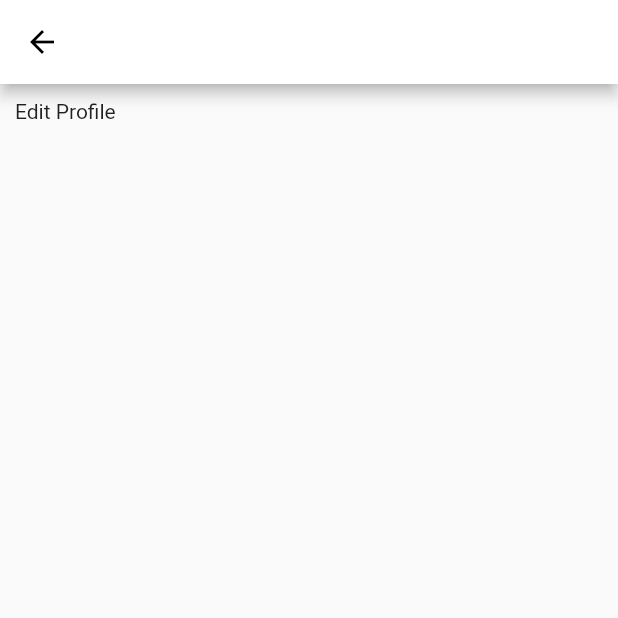
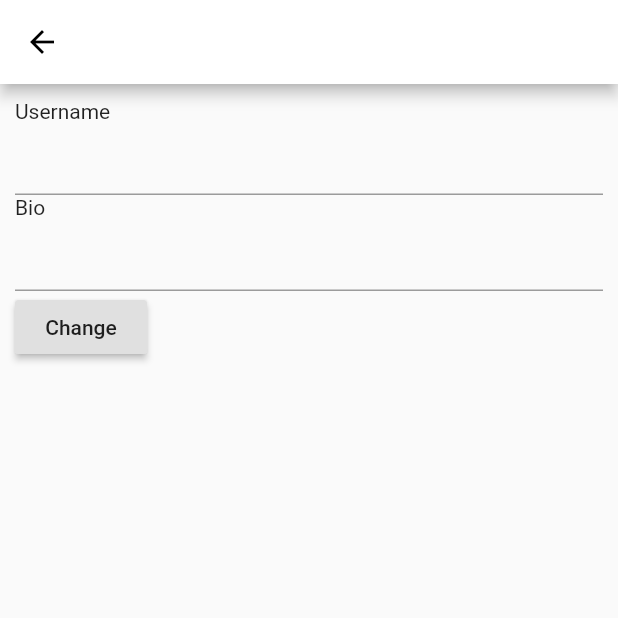
Before and after one commit to juandavinlie/overflow, a Flutter app: the Personal screen opened directly, after a tap on the "settings" icon, on a phone screen of 412 x 824 dp, the top half of it. Run offline on Flutter 3.47's test engine with Material 2 defaults, Android fonts, the phone set to English and light mode, and no system bars; our stand-ins replace cloud_firestore, firebase_auth, flutter_spinkit; missing offline and left inert: country_state_city_picker, flutter_country_picker; accounts and stored records are empty.

Commit message:
edit profile works

```diff
--- a/lib/models/post.dart
+++ b/lib/models/post.dart
@@ -4,6 +4,7 @@ class Post {
   String content;
   User creator;
   String postId;
+  String time;
 
-  Post({ this.content, this.creator, this.postId});
+  Post({ this.content, this.creator, this.postId, this.time});
 }
--- a/lib/models/user.dart
+++ b/lib/models/user.dart
@@ -1,8 +1,17 @@
 class User {
   final String uid;
-  final String username;
-  final String country;
-  final String state;
+  String username;
+  String country;
+  String state;
+  String bio;
 
-  User({ this.uid, this.username, this.country, this.state });
+  User({ this.uid, this.username, this.country, this.state, this.bio });
+
+  void setUsername(String username) {
+    this.username = username;
+  }
+
+  void setBio(String bio) {
+    this.bio = bio;
+  }
 }
--- a/lib/screens/pages/edit_profile.dart
+++ b/lib/screens/pages/edit_profile.dart
@@ -1,11 +1,18 @@
 import 'package:flutter/material.dart';
+import 'package:overflow/screens/shared/constants.dart';
+import 'package:overflow/services/database.dart';
 
 class EditProfile extends StatefulWidget {
+
   @override
   _EditProfileState createState() => _EditProfileState();
 }
 
 class _EditProfileState extends State<EditProfile> {
+
+  String newUsername = currentUser.username;
+  String newBio = currentUser.bio;
+
   @override
   Widget build(BuildContext context) {
     return Scaffold(
@@ -15,7 +22,32 @@ class _EditProfileState extends State<EditProfile> {
       ),
       body: Padding(
         padding: EdgeInsets.fromLTRB(10, 10, 10, 0),
-        child: Text('Edit Profile'),
+        child: Column(
+          crossAxisAlignment: CrossAxisAlignment.start,
+          children: <Widget>[
+            Text("Username"),
+            TextFormField(
+              initialValue: currentUser.username,
+              onChanged: (val) {
+                newUsername = val;
+              },
+            ),
+            Text("Bio"),
+            TextFormField(
+              initialValue: currentUser.bio,
+              onChanged: (val) {
+                newBio = val;
+              },
+            ),
+            RaisedButton(child: Text("Change"), onPressed: () async {
+              currentUser.setUsername(newUsername);
+              currentUser.setBio(newBio);
+              await DatabaseService(uid: currentUser.uid).updateUser(currentUser);
+              DatabaseService(uid: currentUser.uid).updateUsernameOfPosts(currentUser.username);
+              Navigator.pop(context);
+            },),
+          ],
+        ),
       ),
     );
   }
--- a/lib/screens/pages/post_card.dart
+++ b/lib/screens/pages/post_card.dart
@@ -57,7 +57,7 @@ class _PostCardState extends State<PostCard> {
                         ),
                         SizedBox(height: 5),
                         Text(
-                          widget.post.creator.username,
+                          widget.post.time.substring(0,16),
                           style: TextStyle(
                             color: Colors.grey[600],
                             letterSpacing: 2,
--- a/lib/screens/pages/profile.dart
+++ b/lib/screens/pages/profile.dart
@@ -7,6 +7,13 @@ class Profile extends StatefulWidget {
 }
 
 class _ProfileState extends State<Profile> {
+
+  void refreshProfilePage() {
+    setState(() {
+
+    });
+  }
+
   @override
   Widget build(BuildContext context) {
     return Container(
@@ -48,7 +55,7 @@ class _ProfileState extends State<Profile> {
                                       CrossAxisAlignment.start,
                                   children: [
                                     Text(
-                                      'Name',
+                                      'Username',
                                       style: TextStyle(
                                         fontWeight: FontWeight.bold,
                                         fontSize: 16,
@@ -251,15 +258,7 @@ class _ProfileState extends State<Profile> {
           ),
           SizedBox(height: 15),
           Text(
-            'Bio',
-            style: TextStyle(
-              fontWeight: FontWeight.bold,
-              fontSize: 16,
-            ),
-          ),
-          SizedBox(height: 5),
-          Text(
-            "Lorem Ipsum is simply dummy text of the printing and typesetting industry. Lorem Ipsum has been the industry's standard dummy text ever since the 1500s, when an unknown printer took a galley of type and scrambled it to make a type specimen book. It has survived not only five centuries, but also the leap into electronic typesetting, remaining essentially unchanged. It was popularised in the 1960s with the release of Letraset sheets containing Lorem Ipsum passages, and more recently with desktop publishing software like Aldus PageMaker including versions of Lorem Ipsum.",
+            currentUser.bio,
             style: TextStyle(
               fontSize: 12,
             ),
--- a/lib/services/auth.dart
+++ b/lib/services/auth.dart
@@ -39,7 +39,8 @@ class AuthService {
         String username = await DatabaseService(uid: user.uid).getUsername();
         String country = await DatabaseService(uid: user.uid).getCountry();
         String state = await DatabaseService(uid: user.uid).getState();
-        currentUser = User(uid: user.uid, username: username, country: country, state: state);
+        String bio = await DatabaseService(uid: user.uid).getBio();
+        currentUser = User(uid: user.uid, username: username, country: country, state: state, bio: bio);
       }
       return _userFromFirebaseUser(user);
     } catch(e) {
@@ -53,7 +54,7 @@ class AuthService {
       AuthResult result = await _auth.createUserWithEmailAndPassword(email: email, password: password);
       FirebaseUser user = result.user;
       if (user != null) {
-        User thisUser = User(uid: user.uid, username: username, country: countryValue, state: stateValue);
+        User thisUser = User(uid: user.uid, username: username, country: countryValue, state: stateValue, bio: "");
         currentUser = thisUser;
         await DatabaseService(uid: user.uid).updateUser(thisUser);
       }
```
Also changed, not shown: lib/services/database.dart (+24 -2 lines).
